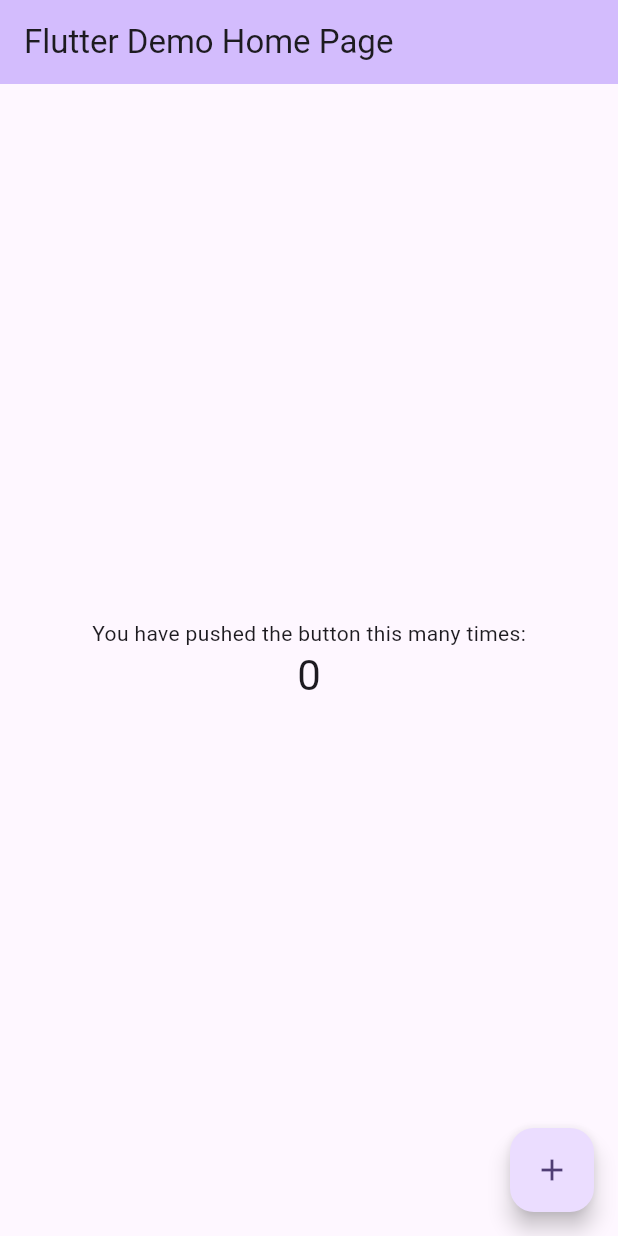
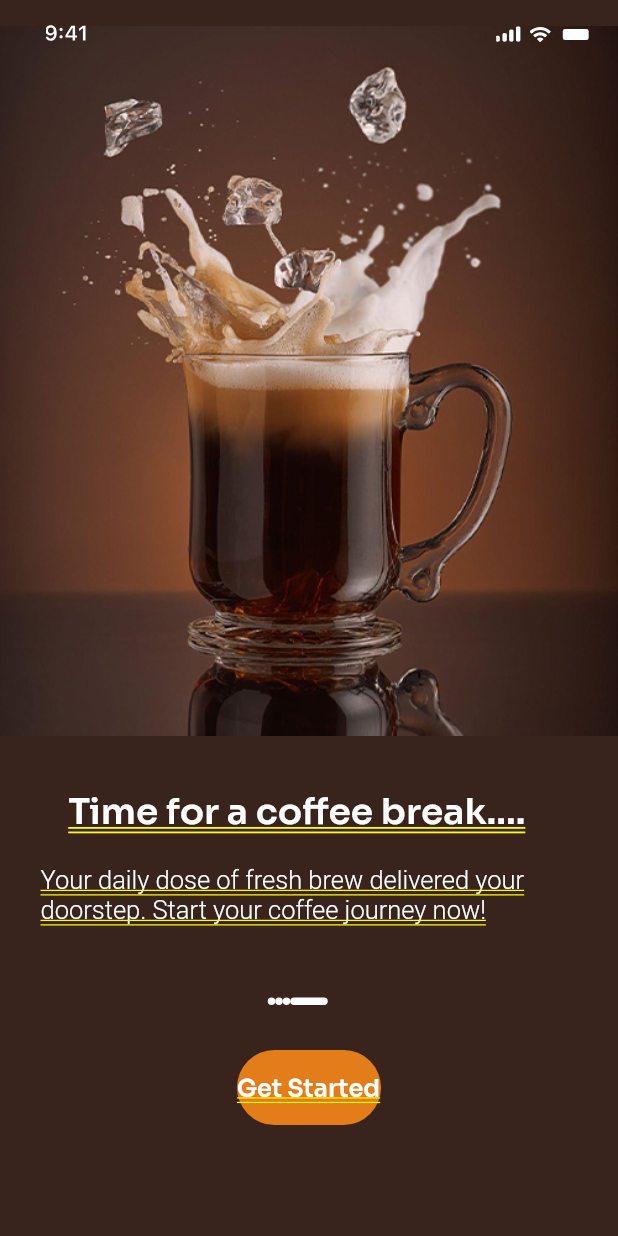
Before and after one commit to marisaist/coffeeshop_figma, a Flutter app: the screen it shows after launch, on a phone screen of 412 x 824 dp. Run offline on Flutter 3.47's test engine with Material 3 defaults, Android fonts, the phone set to English and light mode, and no system bars; our stand-ins replace flutter_svg, google_fonts.

Commit message:
edit dashboard

```diff
--- a/lib/main.dart
+++ b/lib/main.dart
@@ -34,95 +34,8 @@ class MyApp extends StatelessWidget {
         colorScheme: ColorScheme.fromSeed(seedColor: Colors.deepPurple),
         useMaterial3: true,
       ),
-      home: const MyHomePage(title: 'Flutter Demo Home Page'),
+      debugShowCheckedModeBanner: false,
+      home:  Dashboard(),
     );
   }
 }
-
-class MyHomePage extends StatefulWidget {
-  const MyHomePage({super.key, required this.title});
-
-  // This widget is the home page of your application. It is stateful, meaning
-  // that it has a State object (defined below) that contains fields that affect
-  // how it looks.
-
-  // This class is the configuration for the state. It holds the values (in this
-  // case the title) provided by the parent (in this case the App widget) and
-  // used by the build method of the State. Fields in a Widget subclass are
-  // always marked "final".
-
-  final String title;
-
-  @override
-  State<MyHomePage> createState() => _MyHomePageState();
-}
-
-class _MyHomePageState extends State<MyHomePage> {
-  int _counter = 0;
-
-  void _incrementCounter() {
-    setState(() {
-      // This call to setState tells the Flutter framework that something has
-      // changed in this State, which causes it to rerun the build method below
-      // so that the display can reflect the updated values. If we changed
-      // _counter without calling setState(), then the build method would not be
-      // called again, and so nothing would appear to happen.
-      _counter++;
-    });
-  }
-
-  @override
-  Widget build(BuildContext context) {
-    // This method is rerun every time setState is called, for instance as done
-    // by the _incrementCounter method above.
-    //
-    // The Flutter framework has been optimized to make rerunning build methods
-    // fast, so that you can just rebuild anything that needs updating rather
-    // than having to individually change instances of widgets.
-    return Scaffold(
-      appBar: AppBar(
-        // TRY THIS: Try changing the color here to a specific color (to
-        // Colors.amber, perhaps?) and trigger a hot reload to see the AppBar
-        // change color while the other colors stay the same.
-        backgroundColor: Theme.of(context).colorScheme.inversePrimary,
-        // Here we take the value from the MyHomePage object that was created by
-        // the App.build method, and use it to set our appbar title.
-        title: Text(widget.title),
-      ),
-      body: Center(
-        // Center is a layout widget. It takes a single child and positions it
-        // in the middle of the parent.
-        child: Column(
-          // Column is also a layout widget. It takes a list of children and
-          // arranges them vertically. By default, it sizes itself to fit its
-          // children horizontally, and tries to be as tall as its parent.
-          //
-          // Column has various properties to control how it sizes itself and
-          // how it positions its children. Here we use mainAxisAlignment to
-          // center the children vertically; the main axis here is the vertical
-          // axis because Columns are vertical (the cross axis would be
-          // horizontal).
-          //
-          // TRY THIS: Invoke "debug painting" (choose the "Toggle Debug Paint"
-          // action in the IDE, or press "p" in the console), to see the
-          // wireframe for each widget.
-          mainAxisAlignment: MainAxisAlignment.center,
-          children: <Widget>[
-            const Text(
-              'You have pushed the button this many times:',
-            ),
-            Text(
-              '$_counter',
-              style: Theme.of(context).textTheme.headlineMedium,
-            ),
-          ],
-        ),
-      ),
-      floatingActionButton: FloatingActionButton(
-        onPressed: _incrementCounter,
-        tooltip: 'Increment',
-        child: const Icon(Icons.add),
-      ), // This trailing comma makes auto-formatting nicer for build methods.
-    );
-  }
-}
--- a/lib/pages/dashboard.dart
+++ b/lib/pages/dashboard.dart
@@ -2,8 +2,9 @@ import 'package:flutter/material.dart';
 import 'dart:ui';
 import 'package:flutter_svg/flutter_svg.dart';
 import 'package:google_fonts/google_fonts.dart';
+import 'package:coffeeshop_uts/pages/home.dart';
 
-class dashboard extends StatelessWidget {
+class Dashboard extends StatelessWidget {
   @override
   Widget build(BuildContext context) {
     return
@@ -174,7 +175,15 @@ class dashboard extends StatelessWidget {
                 ),
               ),
             ),
-            Container(
+            GestureDetector(
+              onTap: () {
+                // Navigasi ke halaman Home saat tombol "Get Started" ditekan
+                Navigator.push(
+                  context,
+                  MaterialPageRoute(builder: (context) => Home()),
+                );
+              },
+              child: Container(
                 margin: EdgeInsets.fromLTRB(20, 0, 20, 0),
                 child: Container(
                   decoration: BoxDecoration(
@@ -195,6 +204,7 @@ class dashboard extends StatelessWidget {
                   ),
                 ),
               ),
+            ),
           ],
         ),
       ),
```
Also changed, not shown: 1 other file. Lines whose indentation alone changed are shown as unchanged.
